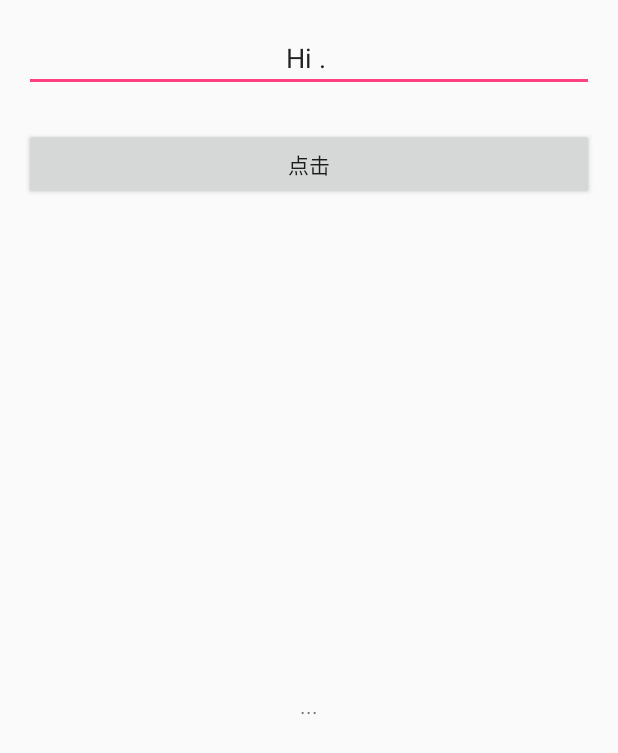
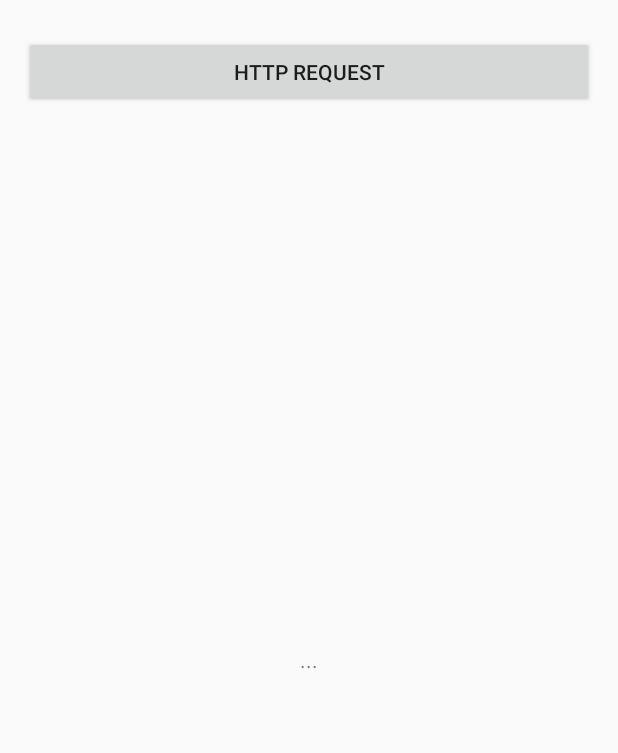
Before and after one commit to ymex/kits, an Android app: the layout activity_flux_hi.xml on its own in the app's theme, with its tools: preview values and no code run, on a phone screen of 412 x 824 dp. Shown: the top 753 px of the screen. Run offline under Robolectric (Android 15) with nearby library versions, the phone set to English and light mode, and no system bars.

```diff
--- a/app/build.gradle
+++ b/app/build.gradle
@@ -17,6 +17,11 @@ android {
             proguardFiles getDefaultProguardFile('proguard-android.txt'), 'proguard-rules.pro'
         }
     }
+
+    lintOptions {
+        abortOnError false
+    }
+
 }
 
 dependencies {
--- a/app/src/main/AndroidManifest.xml
+++ b/app/src/main/AndroidManifest.xml
@@ -1,6 +1,9 @@
 <?xml version="1.0" encoding="utf-8"?>
 <manifest xmlns:android="http://schemas.android.com/apk/res/android"
     package="cn.ymex.cocccute">
+
+    <uses-permission android:name="android.permission.ACCESS_WIFI_STATE" />
+    <uses-permission android:name="android.permission.INTERNET" />
 
     <application
         android:name="cn.ymex.cocccute.AppContext"
@@ -9,7 +12,6 @@
         android:label="@string/app_name"
         android:supportsRtl="true"
         android:theme="@style/AppTheme">
-        <uses-permission android:name="android.permission.INTERNET"/>
 
         <activity android:name=".activity.MainActivity">
             <intent-filter>
--- a/app/src/main/java/cn/ymex/cocccute/flux/store/entity/MovieEntity.java
+++ b/app/src/main/java/cn/ymex/cocccute/flux/store/entity/MovieEntity.java
@@ -55,6 +55,8 @@ public class MovieEntity {
         this.subjects = subjects;
     }
 
+
+
     @Override
     public String toString() {
         StringBuffer sb = new StringBuffer();
@@ -65,7 +67,7 @@ public class MovieEntity {
         return sb.toString();
     }
 
-    private class Subject{
+    public static class Subject{
         private String id;
         private String alt;
         private String year;
--- a/app/src/main/res/layout/activity_flux_hi.xml
+++ b/app/src/main/res/layout/activity_flux_hi.xml
@@ -16,21 +16,13 @@
         android:paddingRight="@dimen/activity_horizontal_margin"
         android:paddingTop="@dimen/activity_vertical_margin">
 
-        <EditText
-            android:id="@+id/et_input"
-            android:layout_width="match_parent"
-            android:layout_height="wrap_content"
-            android:ems="10"
-            android:gravity="center"
-            android:inputType="textPersonName"
-            android:text="Hi . " />
 
         <Button
             android:id="@+id/btn_post"
             android:layout_width="match_parent"
             android:layout_height="wrap_content"
-            android:layout_marginTop="24dip"
-            android:text="点击" />
+            android:layout_marginTop="8dip"
+            android:text="HTTP Request" />
 
         <FrameLayout
             android:layout_width="match_parent"
@@ -45,19 +37,30 @@
         </FrameLayout>
 
     </LinearLayout>
-    <FrameLayout
+
+    <LinearLayout
         android:id="@+id/pb_loading"
-        android:layout_width="128dip"
+        android:layout_width="260dip"
+        android:layout_height="260dip"
         android:layout_gravity="center"
         android:background="#cc000000"
+        android:gravity="center"
+        android:orientation="vertical"
         android:visibility="gone"
-        android:layout_height="128dip">
+        tools:visibility="gone">
 
         <ProgressBar
+            android:id="@+id/progressBar"
             style="?android:attr/progressBarStyleLarge"
             android:layout_width="wrap_content"
-            android:layout_gravity="center"
             android:layout_height="wrap_content"
-            android:id="@+id/progressBar" />
-    </FrameLayout>
+            android:layout_gravity="center" />
+
+        <Button
+            android:id="@+id/btn_cancel"
+            android:layout_width="wrap_content"
+            android:text="@string/cancel"
+            android:layout_marginTop="16dip"
+            android:layout_height="wrap_content" />
+    </LinearLayout>
 </FrameLayout>
--- a/app/src/main/res/layout/view_toast.xml
+++ b/app/src/main/res/layout/view_toast.xml
@@ -13,6 +13,6 @@
     <TextView
         android:layout_width="wrap_content"
         android:layout_height="wrap_content"
-        android:textColor="#ee000000"
-        android:text="元素之力将毁灭你！" />
+        android:text="元素之力将毁灭你！"
+        android:textColor="#ee000000" />
 </LinearLayout>
--- a/app/src/main/res/values/strings.xml
+++ b/app/src/main/res/values/strings.xml
@@ -1,4 +1,4 @@
 <resources>
     <string name="app_name">cocc.cute</string>
-    <string name="title_activity_samf">SAMFActivity</string>
+    <string name="cancel">取消请求</string>
 </resources>
--- a/cute/build.gradle
+++ b/cute/build.gradle
@@ -16,6 +16,9 @@ android {
             minifyEnabled false
             proguardFiles getDefaultProguardFile('proguard-android.txt'), 'proguard-rules.pro'
         }
+    }
+    lintOptions {
+        abortOnError false
     }
 }
 
--- a/cute/src/main/java/cn/ymex/cute/mode/flux/Store.java
+++ b/cute/src/main/java/cn/ymex/cute/mode/flux/Store.java
@@ -40,6 +40,11 @@ public abstract class Store {
     protected void emitStoreChange(Action action) {
         emitStoreChange(StoreAlter.bulid().action(action));
     }
+
+    /**
+     *
+     * @param alter
+     */
     protected void emitStoreChange(StoreAlter alter) {
         Flux.instance().getBusAdapter().post(alter);
     }
```
Also changed, not shown: app/src/main/java/cn/ymex/cocccute/flux/FluxActivity.java (+14 -15 lines), app/src/main/java/cn/ymex/cocccute/flux/action/FluxActAction.java (added, +46 -0 lines), app/src/main/java/cn/ymex/cocccute/flux/action/MessageAction.java (deleted, +0 -42 lines), app/src/main/java/cn/ymex/cocccute/flux/store/MessageStore.java (+27 -12 lines), app/src/main/java/cn/ymex/cocccute/flux/store/entity/Message.java (deleted, +0 -20 lines), app/src/main/res/layout/activity_samf.xml (deleted, +0 -35 lines), app/src/main/res/layout/content_samf.xml (deleted, +0 -23 lines), cute/src/main/AndroidManifest.xml (+1 -6 lines).
